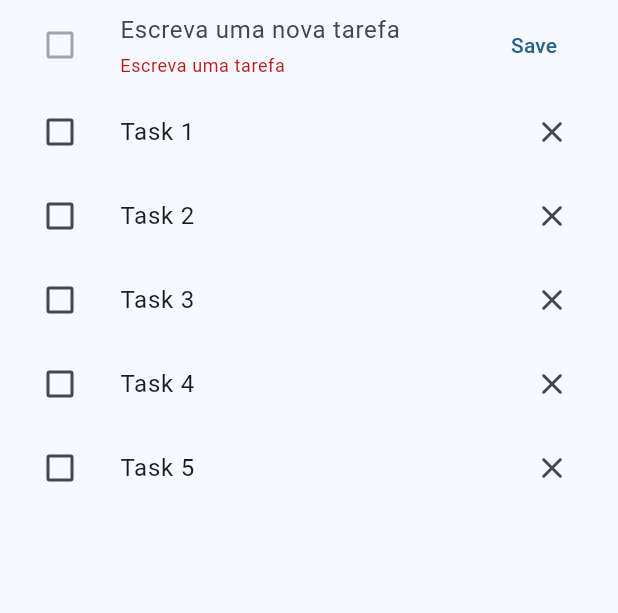
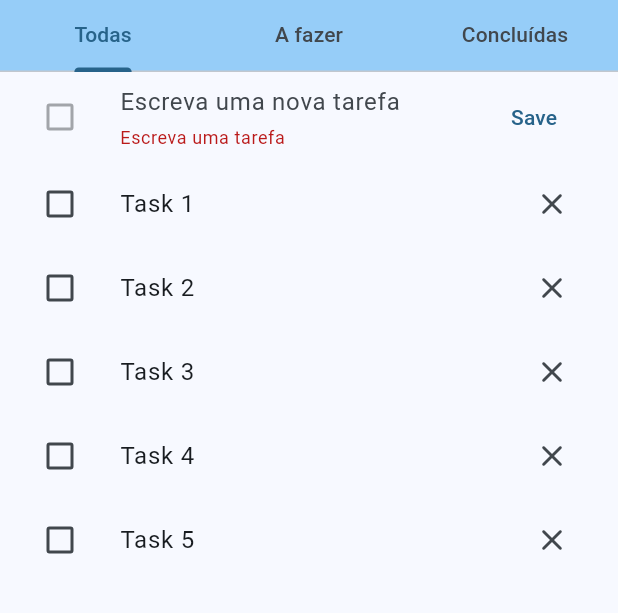
Before and after one commit to wessouza19/tarefas_v1, a Flutter app: the screen it shows after launch, after a tap on "Save", on a phone screen of 412 x 824 dp, the part 84-697 px from its top. Run offline on Flutter 3.47's test engine with Material 3 defaults, Android fonts, the phone set to English and light mode, and no system bars; our stand-ins replace get_it.

Commit message:
versao_3.5

```diff
--- /dev/null
+++ b/lib/todo_filter.dart
@@ -0,0 +1,5 @@
+enum TodoFilter {
+  all,
+  incomplete,
+  complete,
+}
--- a/lib/todo_list_controller.dart
+++ b/lib/todo_list_controller.dart
@@ -1,8 +1,11 @@
+import 'package:flutter/material.dart';
 import 'package:tarefas_v1/todo.dart';
+import 'package:tarefas_v1/todo_filter.dart';
 import 'package:tarefas_v1/todo_list_notifier.dart';
 
 class TodoListController {
   final todoListNotifier = TodoListNotifier();
+  final filterNotifier = ValueNotifier<TodoFilter>(TodoFilter.all);
 
   void add(String task) {
     todoListNotifier.add(Todo.create(task));
@@ -19,4 +22,8 @@ class TodoListController {
   void remove(String id) {
     todoListNotifier.remove(id);
   }
+
+  void changeFilter(TodoFilter filter) {
+    filterNotifier.value = filter;
+  }
 }
--- a/lib/todo_list_page.dart
+++ b/lib/todo_list_page.dart
@@ -1,5 +1,8 @@
 import 'package:flutter/material.dart';
 import 'package:tarefas_v1/new_todo_widget.dart';
+import 'package:tarefas_v1/service_locator.dart';
+import 'package:tarefas_v1/todo_filter.dart';
+import 'package:tarefas_v1/todo_list_controller.dart';
 import 'package:tarefas_v1/todo_list_widget.dart';
 
 class TodoListPage extends StatefulWidget {
@@ -12,12 +15,27 @@ class TodoListPage extends StatefulWidget {
 }
 
 class _TodoListPageState extends State<TodoListPage> {
+  final controller = getIt<TodoListController>();
+  static const List<Tab> tabs = [
+    Tab(text: "Todas"),
+    Tab(text: "A fazer"),
+    Tab(text: "Concluídas"),
+  ];
+
   @override
   Widget build(BuildContext context) {
-    return Scaffold(
+    return DefaultTabController(
+      length: tabs.length,
+      child: Scaffold(
         appBar: AppBar(
           backgroundColor: Theme.of(context).colorScheme.inversePrimary,
           title: const Text("To Do App"),
+          bottom: TabBar(
+            tabs: tabs,
+            onTap: (index) {
+              controller.changeFilter(TodoFilter.values[index]);
+            },
+          ),
         ),
         body: ListView(
           children: [
@@ -25,6 +43,7 @@ class _TodoListPageState extends State<TodoListPage> {
             TodoListWidget(),
           ],
         ),
+      ),
     );
   }
 }
```
Lines whose indentation alone changed are shown as unchanged.
